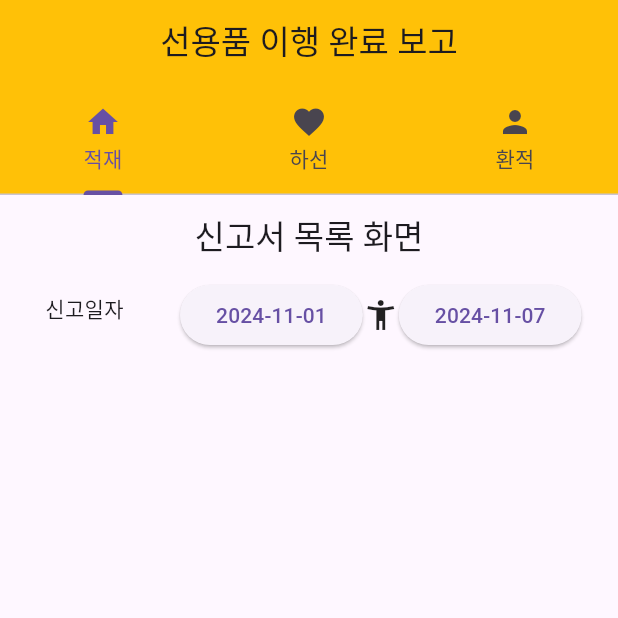
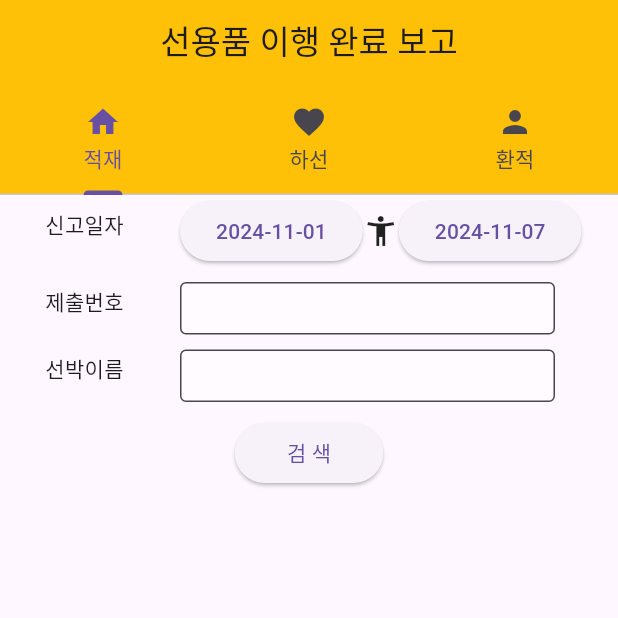
Before and after one commit to sonwoo/ship_5bv_app, a Flutter app: the screen it shows after launch, on a phone screen of 412 x 824 dp, the top half of it. Run offline on Flutter 3.47's test engine with Material 3 defaults, Android fonts, the phone set to English and light mode, and no system bars; our stand-ins replace shared_preferences.

Commit message:
Resolve merge conflicts

```diff
--- a/lib/screen/document_list.dart
+++ b/lib/screen/document_list.dart
@@ -1,4 +1,5 @@
 import 'package:flutter/material.dart';
+import 'package:ship_5bv_app/component/custom_text_field.dart';
 
 
 class DocumentList extends StatefulWidget{
@@ -18,19 +19,9 @@ class _DocumentList extends State<DocumentList>{
   @override
   Widget build(BuildContext context) {
     return Scaffold(
-      appBar: AppBar(
-        title: const Text('신고서 목록 화면'),
-        centerTitle: true,
-      ),
-      body: SizedBox(
-        width: double.infinity,
-        child: Column(
-          mainAxisAlignment: MainAxisAlignment.start,
-          crossAxisAlignment: CrossAxisAlignment.center,
+      body: Column(
           children: [
             Row(
-              mainAxisAlignment: MainAxisAlignment.start,
-              crossAxisAlignment: CrossAxisAlignment.center,
               children: [
                 Padding(padding: EdgeInsets.all(15)),
                 Container(
@@ -77,10 +68,59 @@ class _DocumentList extends State<DocumentList>{
                   child: Text("${end_date.year.toString()}-${end_date.month.toString().padLeft(2, '0')}-${end_date.day.toString().padLeft(2, '0')}"),
                 ),
               ],
-            )
+            ),
+            SizedBox(height: 10,),
+            Row(
+              children: [
+                Padding(padding: EdgeInsets.all(15)),
+                Container(
+                  height: 30,
+                  width: 60,
+                  child: Text('제출번호'),
+                ),
+                SizedBox( height: 30, width: 30,),
+                Container(
+                  width: 250, // 원하는 너비 설정
+                  height: 35,
+                  child: const TextField(
+                    decoration: InputDecoration(
+                      border: OutlineInputBorder(),
+                      filled: true,
+                      fillColor: Colors.white54,
+                    ),
+                  ),
+                )
+              ],
+            ),
+            SizedBox(height: 10,),
+            Row(
+              children: [
+                Padding(padding: EdgeInsets.all(15)),
+                Container(
+                  height: 30,
+                  width: 60,
+                  child: Text('선박이름'),
+                ),
+                SizedBox( height: 30, width: 30,),
+                Container(
+                  width: 250, // 원하는 너비 설정
+                  height: 35,
+                  child: const TextField(
+                    decoration: InputDecoration(
+                      border: OutlineInputBorder(),
+                      filled: true,
+                      fillColor: Colors.white54,
+                    ),
+                  ),
+                )
+              ],
+            ),
+            SizedBox(height: 10,),
+            ElevatedButton(onPressed: () {  },
+            child: Text("   검 색   "),),
           ],
         ),
-      ),
+
     );
   }
 
```
